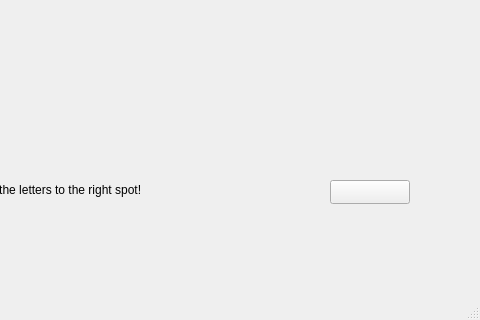
AStrizh/QTWordShuffle, file mainwindow.ui: the form before one commit; both pictures show x 320 to 800 and y 280 to 600 of the 800 by 600 pixel window.
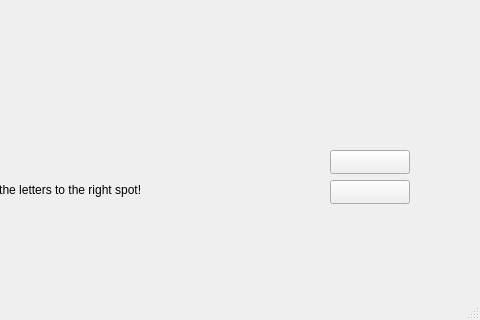
The form after the commit.

Commit message: Reset button added (Does not rotate)

The edit to the form file:
```diff
--- a/mainwindow.ui
+++ b/mainwindow.ui
@@ -59,6 +59,19 @@
      <bool>true</bool>
     </property>
    </widget>
+   <widget class="QPushButton" name="reset">
+    <property name="geometry">
+     <rect>
+      <x>650</x>
+      <y>430</y>
+      <width>80</width>
+      <height>24</height>
+     </rect>
+    </property>
+    <property name="text">
+     <string/>
+    </property>
+   </widget>
   </widget>
   <widget class="QMenuBar" name="menubar">
    <property name="geometry">
```
The commit also changes 6 other files.
